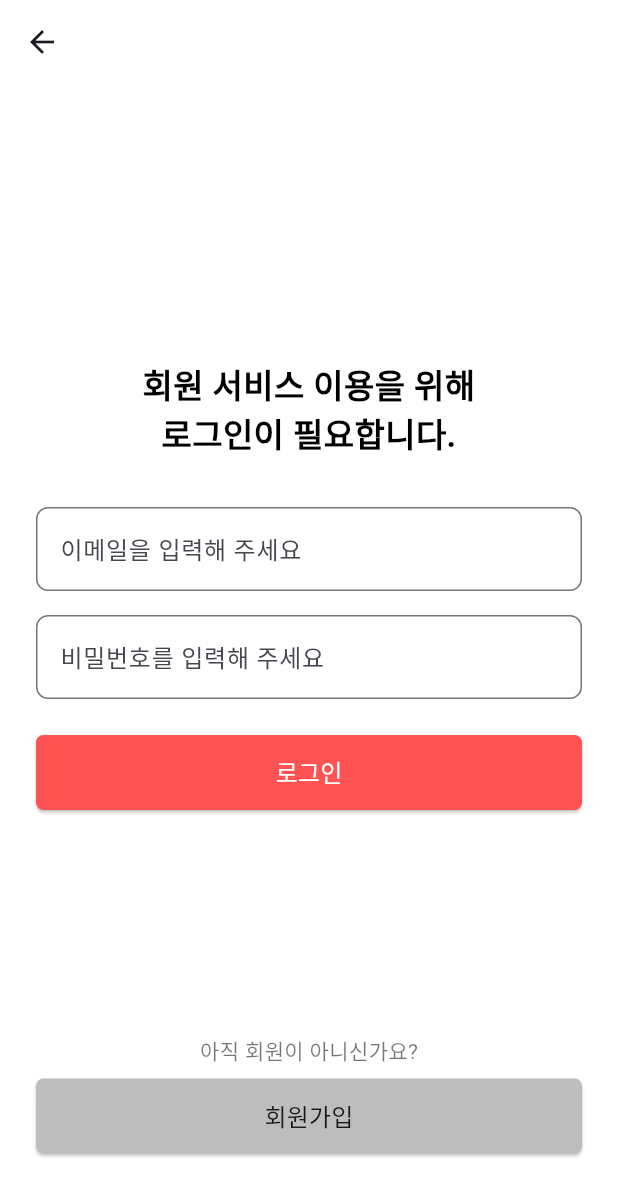
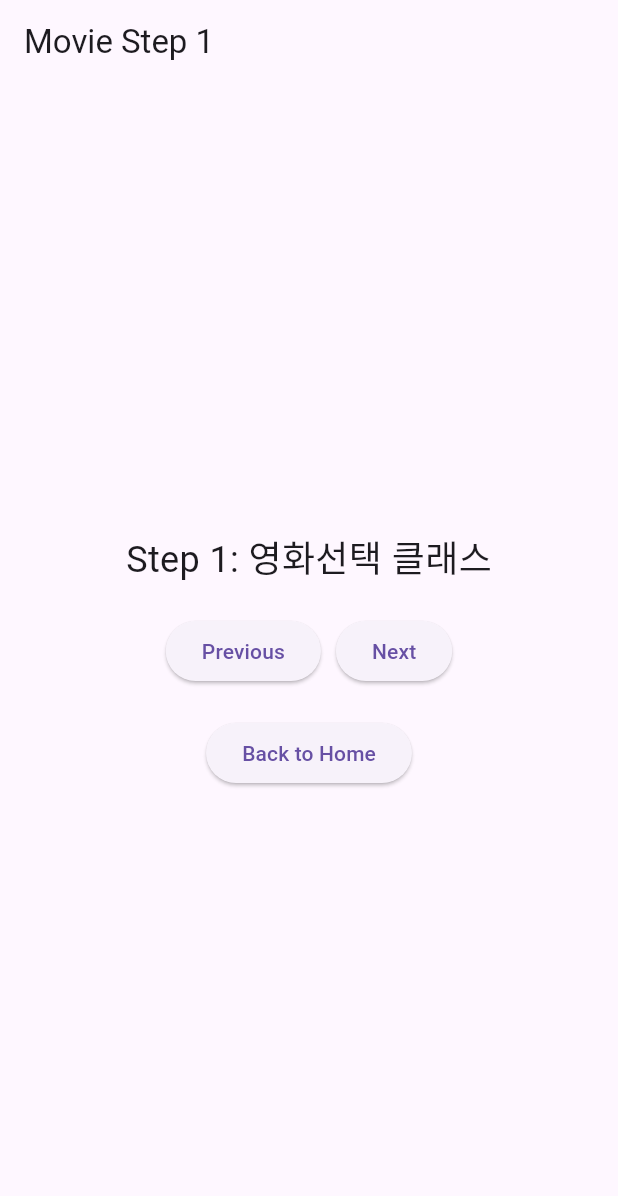
Before and after one commit to Hansung-Movie-Reservation-Site/flutter, a Flutter app: the screen it shows after launch, on a phone screen of 412 x 824 dp. Shown: the top 1196 px of the screen. Run offline on Flutter 3.47's test engine with Material 3 defaults, Android fonts, the phone set to English and light mode, and no system bars; our stand-ins replace dio.

Commit message:
예매기능

```diff
--- a/lib/main.dart
+++ b/lib/main.dart
@@ -1,5 +1,6 @@
 import 'package:flutter/material.dart';
 import 'package:movie/auth/LoginPage.dart';
+import 'package:movie/reserve/movieScreen.dart';
 
 void main() {
   runApp(const MyApp());
@@ -12,7 +13,12 @@ class MyApp extends StatelessWidget {
   Widget build(BuildContext context) {
     return MaterialApp(
       debugShowCheckedModeBanner: false,
-      home: const LoginPage(),
+        initialRoute: '/', // 기본 화면
+        routes: {
+        // '/': (context) => const LoginPage(), // 로그인 페이지
+          '/': (context) => const MovieScreen()
+       // '/movie': (context) => const MovieScreen(), // 영화 예매 페이지
+         }
     );
   }
 }
--- /dev/null
+++ b/lib/reserve/movieScreen.dart
@@ -0,0 +1,75 @@
+import 'package:flutter/material.dart';
+import 'package:movie/reserve/steps/StepMovie.dart';
+import 'package:movie/reserve/steps/StepPayment.dart';
+import 'package:movie/reserve/steps/StepSeats.dart';
+import 'package:movie/reserve/steps/StepTheather.dart';// Movie 화면 (step 값에 따라 다른 화면 표시)
+class MovieScreen extends StatefulWidget {
+  const MovieScreen({super.key});
+  @override
+  _MovieScreenState createState() => _MovieScreenState();
+}
+
+class _MovieScreenState extends State<MovieScreen> {
+  int step = 1; // 초기 스텝 값
+
+  void nextStep() {
+    setState(() {
+      if (step < 3) step++;
+    });
+  }
+
+  void previousStep() {
+    setState(() {
+      if (step > 1) step--;
+    });
+  }
+
+  // step 값에 따라 다른 위젯 반환
+  Widget getStepWidget() {
+    switch (step) {
+      case 1:
+        return StepMovie();
+      case 2:
+        return StepTheather();
+      case 3:
+        return StepSeats();
+      default:
+        return StepPayment();
+    }
+  }
+
+  @override
+  Widget build(BuildContext context) {
+    return Scaffold(
+      appBar: AppBar(title: Text("Movie Step $step")),
+      body: Column(
+        mainAxisAlignment: MainAxisAlignment.center,
+        children: [
+          getStepWidget(), // 현재 step에 맞는 컴포넌트 표시
+          SizedBox(height: 20),
+          Row(
+            mainAxisAlignment: MainAxisAlignment.center,
+            children: [
+              ElevatedButton(
+                onPressed: previousStep,
+                child: Text("Previous"),
+              ),
+              SizedBox(width: 10),
+              ElevatedButton(
+                onPressed: nextStep,
+                child: Text("Next"),
+              ),
+            ],
+          ),
+          SizedBox(height: 20),
+          ElevatedButton(
+            onPressed: () {
+              Navigator.pop(context); // 홈으로 돌아가기
+            },
+            child: Text("Back to Home"),
+          ),
+        ],
+      ),
+    );
+  }
+}
--- /dev/null
+++ b/lib/reserve/steps/StepMovie.dart
@@ -0,0 +1,9 @@
+import 'package:flutter/material.dart';
+
+// Step 1 컴포넌트
+class StepMovie extends StatelessWidget {
+  @override
+  Widget build(BuildContext context) {
+    return Center(child: Text("Step 1: 영화선택 클래스", style: TextStyle(fontSize: 24)));
+  }
+}
--- /dev/null
+++ b/lib/reserve/steps/StepPayment.dart
@@ -0,0 +1,8 @@
+import 'package:flutter/material.dart';
+// Step 1 컴포넌트
+class StepPayment extends StatelessWidget {
+  @override
+  Widget build(BuildContext context) {
+    return Center(child: Text("Step 1: 결제 클래스", style: TextStyle(fontSize: 24)));
+  }
+}
--- /dev/null
+++ b/lib/reserve/steps/StepSeats.dart
@@ -0,0 +1,7 @@
+import 'package:flutter/material.dart';// Step 3 컴포넌트
+class StepSeats extends StatelessWidget {
+  @override
+  Widget build(BuildContext context) {
+    return Center(child: Text("Step 3: 좌석 선택 클래스", style: TextStyle(fontSize: 24, fontWeight: FontWeight.bold)));
+  }
+}
--- /dev/null
+++ b/lib/reserve/steps/StepTheather.dart
@@ -0,0 +1,8 @@
+import 'package:flutter/material.dart';
+// Step 2 컴포넌트
+class StepTheather extends StatelessWidget {
+  @override
+  Widget build(BuildContext context) {
+    return Center(child: Text("Step 2: 영화관 선택 클래스", style: TextStyle(fontSize: 24)));
+  }
+}
```
